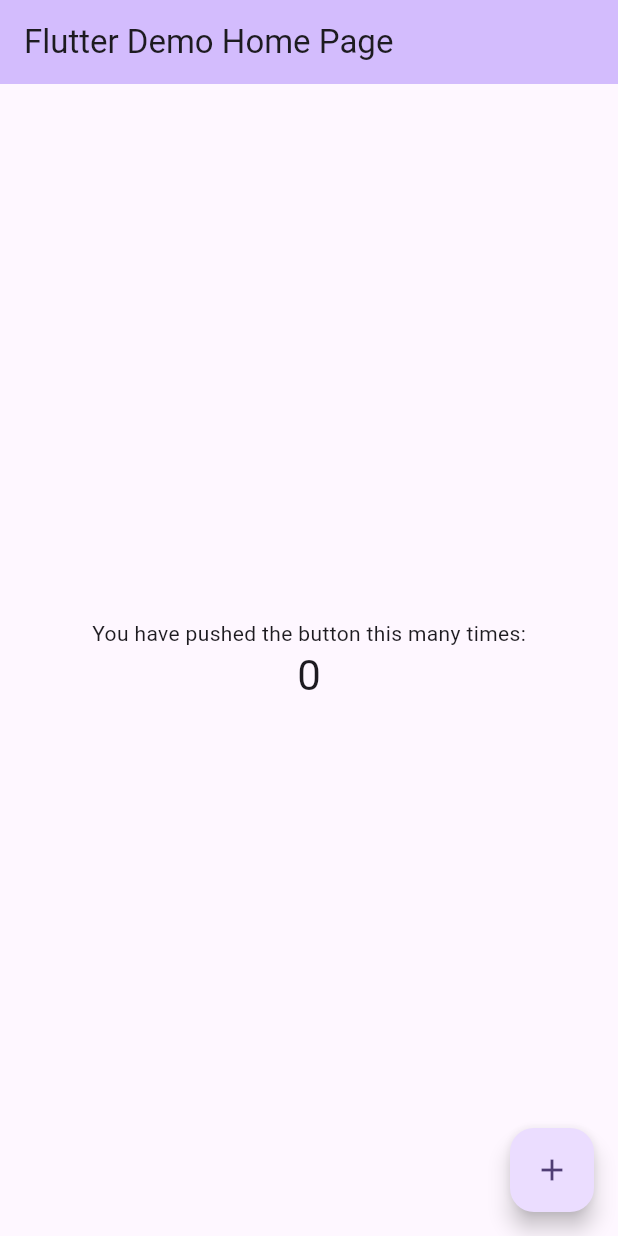
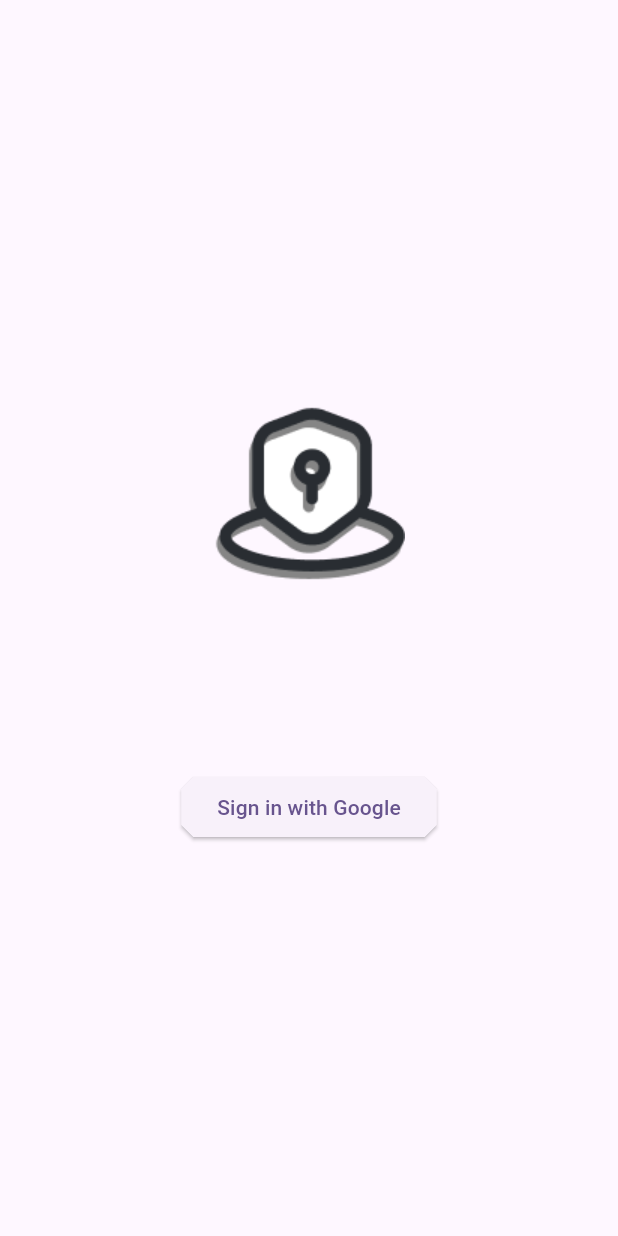
Before and after one commit to YujinKim164/password_manager, a Flutter app: the screen it shows after launch, on a phone screen of 412 x 824 dp. Run offline on Flutter 3.47's test engine with Material 2 defaults, Android fonts, the phone set to English and light mode, and no system bars; our stand-ins replace cloud_firestore, firebase_auth, firebase_core, google_sign_in; accounts and stored records are empty.

Commit message:
add google login

```diff
--- a/lib/Home/addSocial.dart
+++ b/lib/Home/addSocial.dart
@@ -2,7 +2,6 @@
 import 'package:cloud_firestore/cloud_firestore.dart';
 import 'package:flutter/material.dart';
 import 'package:provider/provider.dart';
-
 
 class AddSocial extends StatefulWidget {
   AddSocial({Key? key}) : super(key: key);
@@ -12,13 +11,11 @@
 }
 
 class _AddSocialState extends State<AddSocial> with ChangeNotifier {
-
   @override
   Widget build(BuildContext context) {
     return Scaffold(
       appBar: AppBar(
         title: const Text("Add Social account"),
-
       ),
     );
   }
--- /dev/null
+++ b/lib/app.dart
@@ -0,0 +1,38 @@
+// Copyright 2018-present the Flutter authors. All Rights Reserved.
+//
+// Licensed under the Apache License, Version 2.0 (the "License");
+// you may not use this file except in compliance with the License.
+// You may obtain a copy of the License at
+//
+// http://www.apache.org/licenses/LICENSE-2.0
+//
+// Unless required by applicable law or agreed to in writing, software
+// distributed under the License is distributed on an "AS IS" BASIS,
+// WITHOUT WARRANTIES OR CONDITIONS OF ANY KIND, either express or implied.
+// See the License for the specific language governing permissions and
+// limitations under the License.
+
+import 'package:flutter/material.dart';
+
+import 'home/home_page.dart';
+import 'start.dart';
+
+class MyApp extends StatelessWidget {
+  const MyApp({Key? key}) : super(key: key);
+
+  @override
+  Widget build(BuildContext context) {
+    return MaterialApp(
+      title: 'Save your password here!',
+      initialRoute: '/login',
+      routes: {
+        '/login': (BuildContext context) => const LoginPage(),
+        '/': (BuildContext context) => const HomePage(),
+      },
+      theme: ThemeData(
+        colorScheme: ColorScheme.fromSeed(seedColor: Colors.deepPurple),
+        useMaterial3: true,
+      ),
+    );
+  }
+}
--- a/lib/main.dart
+++ b/lib/main.dart
@@ -2,129 +2,12 @@
 import 'package:firebase_core/firebase_core.dart';
 import 'firebase_options.dart';
 
+import 'app.dart';
+
 void main() async {
+  WidgetsFlutterBinding.ensureInitialized();
   await Firebase.initializeApp(
     options: DefaultFirebaseOptions.currentPlatform,
   );
   runApp(const MyApp());
 }
-
-class MyApp extends StatelessWidget {
-  const MyApp({super.key});
-
-  // This widget is the root of your application.
-  @override
-  Widget build(BuildContext context) {
-    return MaterialApp(
-      title: 'Flutter Demo',
-      theme: ThemeData(
-        // This is the theme of your application.
-        //
-        // TRY THIS: Try running your application with "flutter run". You'll see
-        // the application has a blue toolbar. Then, without quitting the app,
-        // try changing the seedColor in the colorScheme below to Colors.green
-        // and then invoke "hot reload" (save your changes or press the "hot
-        // reload" button in a Flutter-supported IDE, or press "r" if you used
-        // the command line to start the app).
-        //
-        // Notice that the counter didn't reset back to zero; the application
-        // state is not lost during the reload. To reset the state, use hot
-        // restart instead.
-        //
-        // This works for code too, not just values: Most code changes can be
-        // tested with just a hot reload.
-        colorScheme: ColorScheme.fromSeed(seedColor: Colors.deepPurple),
-        useMaterial3: true,
-      ),
-      home: const MyHomePage(title: 'Flutter Demo Home Page'),
-    );
-  }
-}
-
-class MyHomePage extends StatefulWidget {
-  const MyHomePage({super.key, required this.title});
-
-  // This widget is the home page of your application. It is stateful, meaning
-  // that it has a State object (defined below) that contains fields that affect
-  // how it looks.
-
-  // This class is the configuration for the state. It holds the values (in this
-  // case the title) provided by the parent (in this case the App widget) and
-  // used by the build method of the State. Fields in a Widget subclass are
-  // always marked "final".
-
-  final String title;
-
-  @override
-  State<MyHomePage> createState() => _MyHomePageState();
-}
-
-class _MyHomePageState extends State<MyHomePage> {
-  int _counter = 0;
-
-  void _incrementCounter() {
-    setState(() {
-      // This call to setState tells the Flutter framework that something has
-      // changed in this State, which causes it to rerun the build method below
-      // so that the display can reflect the updated values. If we changed
-      // _counter without calling setState(), then the build method would not be
-      // called again, and so nothing would appear to happen.
-      _counter++;
-    });
-  }
-
-  @override
-  Widget build(BuildContext context) {
-    // This method is rerun every time setState is called, for instance as done
-    // by the _incrementCounter method above.
-    //
-    // The Flutter framework has been optimized to make rerunning build methods
-    // fast, so that you can just rebuild anything that needs updating rather
-    // than having to individually change instances of widgets.
-    return Scaffold(
-      appBar: AppBar(
-        // TRY THIS: Try changing the color here to a specific color (to
-        // Colors.amber, perhaps?) and trigger a hot reload to see the AppBar
-        // change color while the other colors stay the same.
-        backgroundColor: Theme.of(context).colorScheme.inversePrimary,
-        // Here we take the value from the MyHomePage object that was created by
-        // the App.build method, and use it to set our appbar title.
-        title: Text(widget.title),
-      ),
-      body: Center(
-        // Center is a layout widget. It takes a single child and positions it
-        // in the middle of the parent.
-        child: Column(
-          // Column is also a layout widget. It takes a list of children and
-          // arranges them vertically. By default, it sizes itself to fit its
-          // children horizontally, and tries to be as tall as its parent.
-          //
-          // Column has various properties to control how it sizes itself and
-          // how it positions its children. Here we use mainAxisAlignment to
-          // center the children vertically; the main axis here is the vertical
-          // axis because Columns are vertical (the cross axis would be
-          // horizontal).
-          //
-          // TRY THIS: Invoke "debug painting" (choose the "Toggle Debug Paint"
-          // action in the IDE, or press "p" in the console), to see the
-          // wireframe for each widget.
-          mainAxisAlignment: MainAxisAlignment.center,
-          children: <Widget>[
-            const Text(
-              'You have pushed the button this many times:',
-            ),
-            Text(
-              '$_counter',
-              style: Theme.of(context).textTheme.headlineMedium,
-            ),
-          ],
-        ),
-      ),
-      floatingActionButton: FloatingActionButton(
-        onPressed: _incrementCounter,
-        tooltip: 'Increment',
-        child: const Icon(Icons.add),
-      ), // This trailing comma makes auto-formatting nicer for build methods.
-    );
-  }
-}
--- a/lib/start.dart
+++ b/lib/start.dart
@@ -0,0 +1,102 @@
+// Copyright 2018-present the Flutter authors. All Rights Reserved.
+//
+// Licensed under the Apache License, Version 2.0 (the "License");
+// you may not use this file except in compliance with the License.
+// You may obtain a copy of the License at
+//
+// http://www.apache.org/licenses/LICENSE-2.0
+//
+// Unless required by applicable law or agreed to in writing, software
+// distributed under the License is distributed on an "AS IS" BASIS,
+// WITHOUT WARRANTIES OR CONDITIONS OF ANY KIND, either express or implied.
+// See the License for the specific language governing permissions and
+// limitations under the License.
+
+import 'package:flutter/material.dart';
+import 'package:firebase_auth/firebase_auth.dart';
+import 'package:cloud_firestore/cloud_firestore.dart';
+import 'package:firebase_core/firebase_core.dart';
+import 'package:google_sign_in/google_sign_in.dart';
+
+import 'Home/home_page.dart';
+
+class LoginPage extends StatefulWidget {
+  const LoginPage({Key? key}) : super(key: key);
+
+  @override
+  _LoginPageState createState() => _LoginPageState();
+}
+
+class _LoginPageState extends State<LoginPage> {
+  final _auth = FirebaseAuth.instance;
+  final _googleSignIn = GoogleSignIn();
+
+  @override
+  Widget build(BuildContext context) {
+    return Scaffold(
+      body: SafeArea(
+        child: Center(
+          child: Column(
+            mainAxisAlignment: MainAxisAlignment.center,
+            crossAxisAlignment: CrossAxisAlignment.center,
+            children: <Widget>[
+              Image.asset('assets/images/locked.png'),
+              const SizedBox(height: 120.0),
+              ElevatedButton(
+                style: ElevatedButton.styleFrom(
+                  shape: BeveledRectangleBorder(
+                    borderRadius: BorderRadius.circular(8.0),
+                  ),
+                ),
+                child: const Text('Sign in with Google'),
+                onPressed: () {
+                  signInWithGoogle();
+                },
+              ),
+            ],
+          ),
+        ),
+      ),
+    );
+  }
+
+  // Sign in with Google
+  Future<void> signInWithGoogle() async {
+    try {
+      final GoogleSignInAccount? googleUser = await _googleSignIn.signIn();
+
+      // Check if googleUser is not null before proceeding
+      if (googleUser != null) {
+        final GoogleSignInAuthentication googleAuth =
+            await googleUser.authentication;
+        final AuthCredential credential = GoogleAuthProvider.credential(
+          accessToken: googleAuth.accessToken,
+          idToken: googleAuth.idToken,
+        );
+
+        final userCredential = await _auth.signInWithCredential(credential);
+        final user = userCredential.user;
+
+        // Firestore에 data 추가
+        await FirebaseFirestore.instance.collection('user').doc(user?.uid).set({
+          'uid': user?.uid,
+          'name': user?.displayName,
+          'email': user?.email,
+        });
+
+        await _auth.signInWithCredential(credential);
+
+        print("Signed in with Google account.");
+        Navigator.push(
+          context,
+          MaterialPageRoute(builder: (context) => HomePage()),
+        );
+      } else {
+        print("Google Sign-In Error: Google user is null");
+      }
+    } catch (e, stackTrace) {
+      print("Google Sign-In Error: $e");
+      print(stackTrace);
+    }
+  }
+}
```
Also changed, not shown: lib/Home/home_page.dart (added, +25 -0 lines), pubspec.yaml (+5 -5 lines), assets/images/locked.png (added), lib/Home/homePage.dart (deleted), pubspec.lock, 1 other file.
